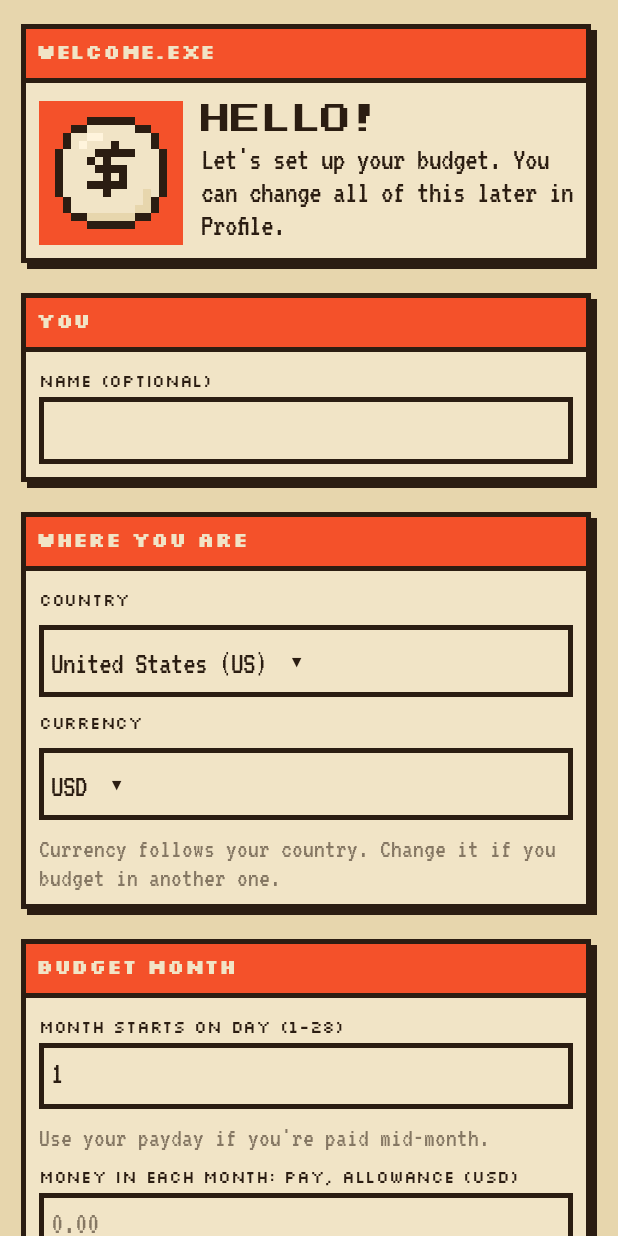
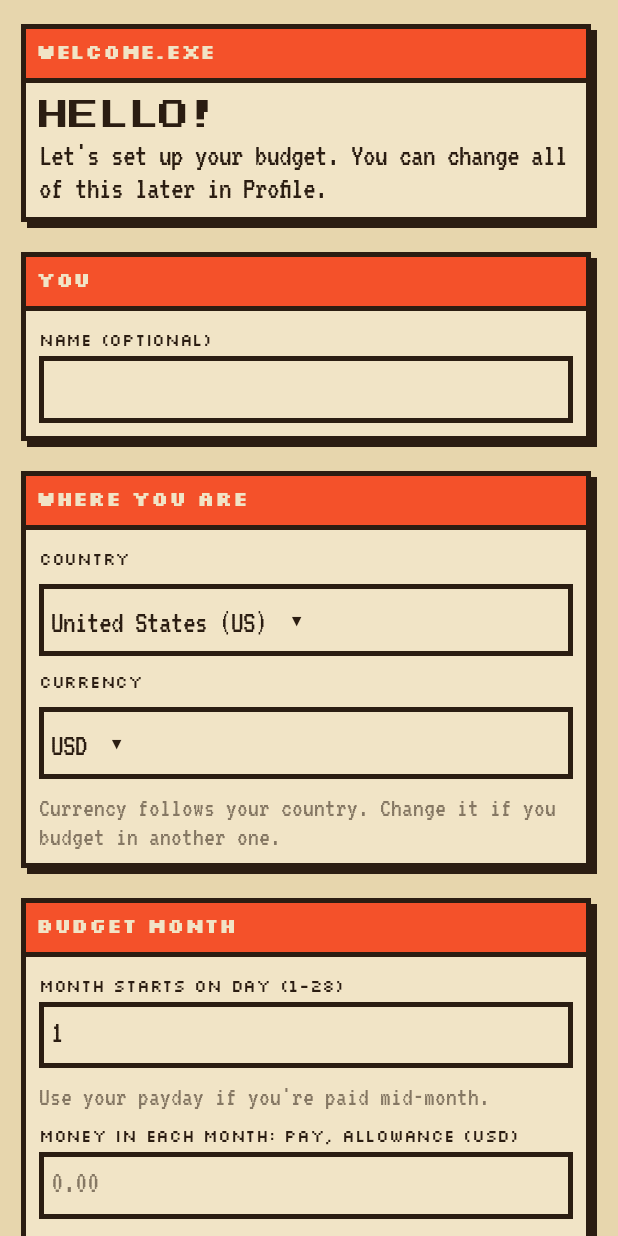
Before and after one commit to nyx-ulrix/budgeter, an Android app built with Jetpack Compose: the screen it shows after launch (MainActivity), on a phone screen of 412 x 824 dp. Run offline under Robolectric (Android 15) with nearby library versions, the light colour scheme and no system bars; libraries missing offline, so code that uses them is left out: androidx.glance, androidx.glance.action, androidx.glance.appwidget, androidx.glance.layout, androidx.glance.semantics; missing, so only their content is drawn: CompositionLocalProvider; 1 statement that could not run was skipped.

Commit message:
Welcome box without the picture

```diff
--- a/app/src/main/java/com/nyxulrix/budgeter/ui/SetupScreen.kt
+++ b/app/src/main/java/com/nyxulrix/budgeter/ui/SetupScreen.kt
@@ -57,7 +57,6 @@ fun SetupScreen(existing: Setup?) {
         if (first) {
             Window("Welcome.exe") {
                 Row(verticalAlignment = Alignment.CenterVertically, horizontalArrangement = Arrangement.spacedBy(12.dp)) {
-                    Art(R.drawable.app_icon, 96.dp, description = "Budgeter")
                     Column(verticalArrangement = Arrangement.spacedBy(6.dp)) {
                         Text("HELLO!", style = Type.hero)
                         Body("Let's set up your budget. You can change all of this later in Profile.")
```
